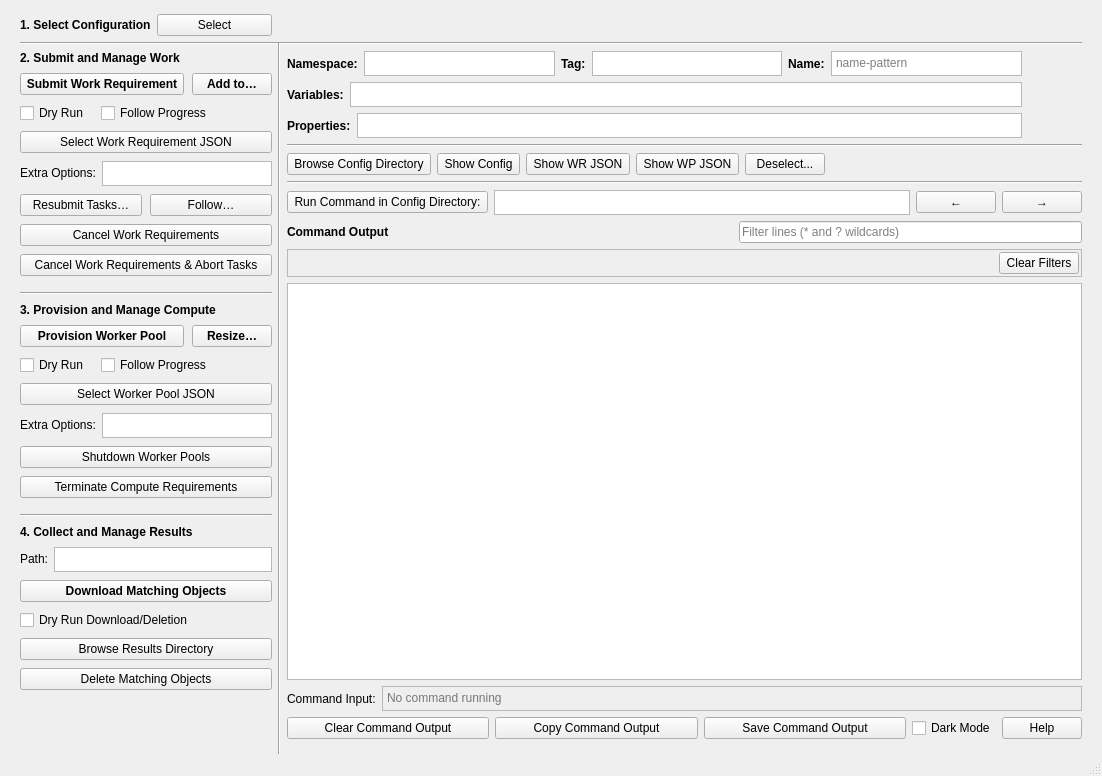
This is yellowdog_cli/commander/commander.ui in yellowdog/yellowdog-cli as Qt 5 draws it before an edit. The edited form follows.
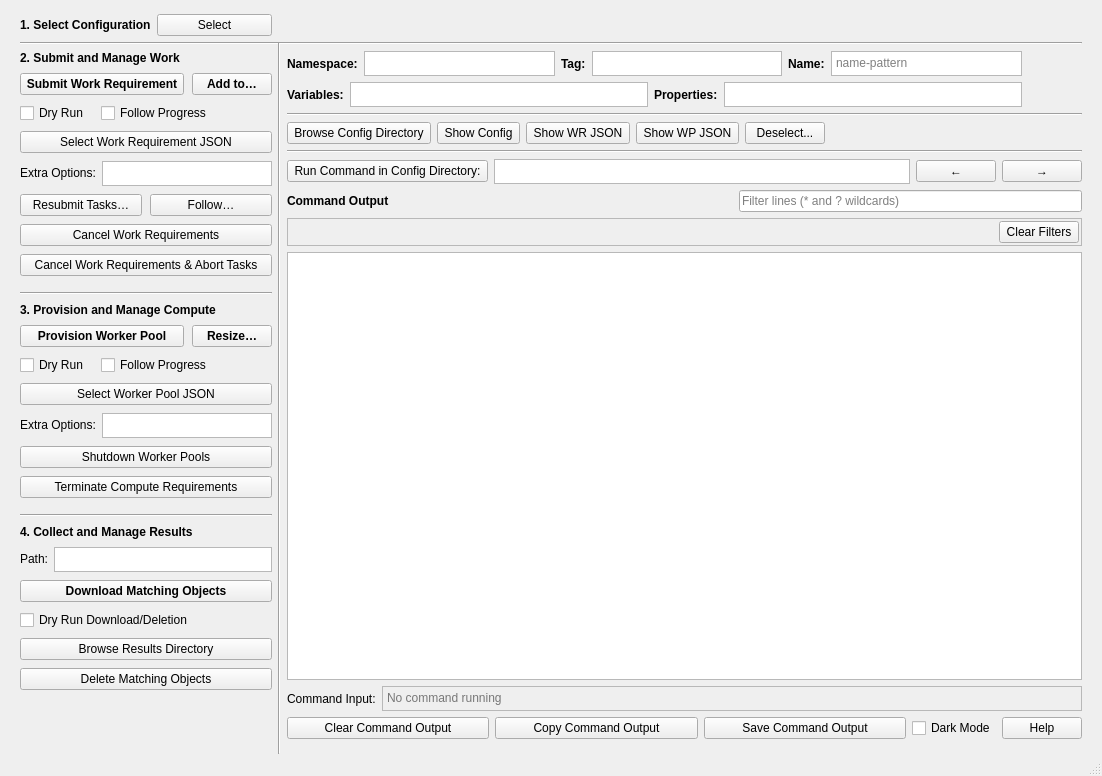
This is the edited form.

Commit message:
Commander: the Variables and Properties fields share a row
The two fields sit side by side beneath Namespace, Tag and Name, equally
wide, and the grid rows below them move up one. The right-hand labels no
longer need widening to a common edge, so _align_field_labels() aligns
the left column alone. The layout test, the rules file, the CHANGELOG
and the README screenshot follow.

```diff
--- a/yellowdog_cli/commander/commander.ui
+++ b/yellowdog_cli/commander/commander.ui
@@ -20,7 +20,7 @@
    <string>YellowDog Commander</string>
   </property>
   <widget class="QWidget" name="centralwidget">
-   <layout class="QGridLayout" name="main_grid" rowstretch="0,0,0,0,0,0,1" columnstretch="0,0,1,0">
+   <layout class="QGridLayout" name="main_grid" rowstretch="0,0,0,0,0,1" columnstretch="0,0,1,0">
     <property name="bottomMargin">
      <number>0</number>
     </property>
@@ -108,7 +108,7 @@
       </property>
      </widget>
     </item>
-    <item row="2" column="0" rowspan="5">
+    <item row="2" column="0" rowspan="4">
      <layout class="QVBoxLayout" name="submit_provision_collect">
       <property name="spacing">
        <number>8</number>
@@ -721,7 +721,7 @@
       </item>
      </layout>
     </item>
-    <item row="1" column="1" rowspan="6">
+    <item row="1" column="1" rowspan="5">
      <widget class="Line" name="line_5">
       <property name="orientation">
        <enum>Qt::Orientation::Vertical</enum>
@@ -856,7 +856,7 @@
      </layout>
     </item>
     <item row="3" column="2">
-     <layout class="QHBoxLayout" name="horizontalLayout">
+     <layout class="QHBoxLayout" name="horizontalLayout_variables_properties" stretch="0,1,0,1">
       <property name="leftMargin">
        <number>0</number>
       </property>
@@ -907,13 +907,6 @@
         </property>
        </widget>
       </item>
-     </layout>
-    </item>
-    <item row="4" column="2">
-     <layout class="QHBoxLayout" name="horizontalLayout_properties">
-      <property name="leftMargin">
-       <number>0</number>
-      </property>
       <item>
        <widget class="QLabel" name="properties_label">
         <property name="maximumSize">
@@ -982,14 +975,14 @@
       </property>
      </widget>
     </item>
-    <item row="5" column="2" colspan="2">
+    <item row="4" column="2" colspan="2">
      <widget class="Line" name="line_4">
       <property name="orientation">
        <enum>Qt::Orientation::Horizontal</enum>
       </property>
      </widget>
     </item>
-    <item row="6" column="2" colspan="2">
+    <item row="5" column="2" colspan="2">
      <layout class="QVBoxLayout" name="command_output">
       <property name="spacing">
        <number>-1</number>
```
The commit also changes 5 other files.
